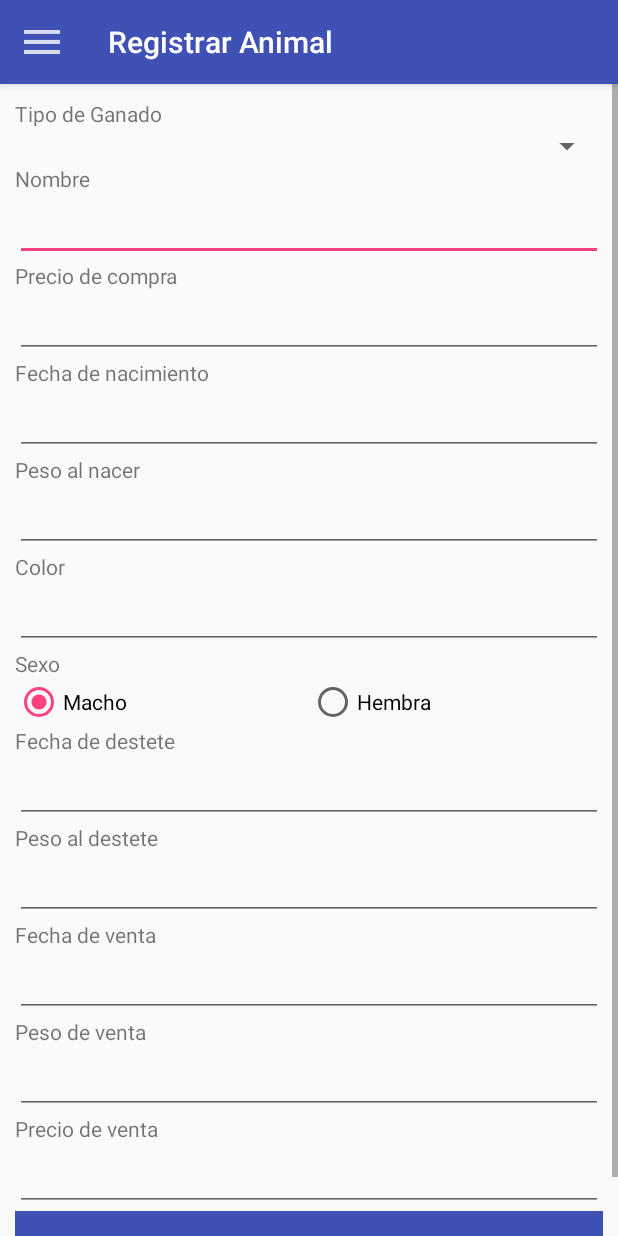
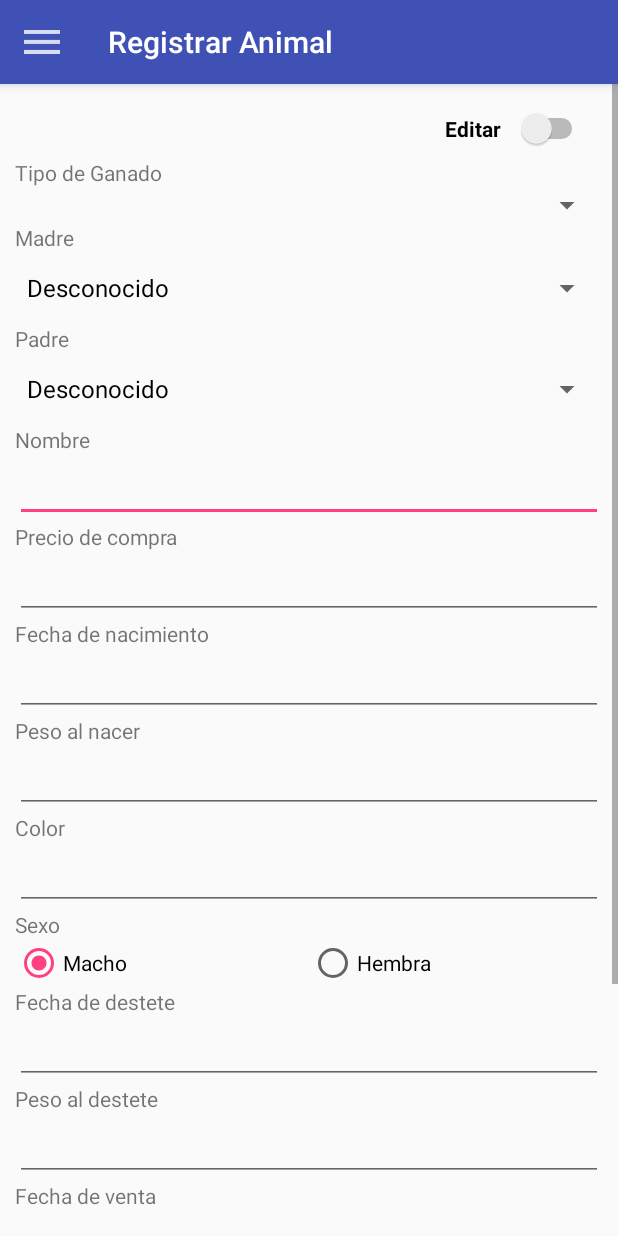
Before and after one commit to carlos-ruiz/cattle-control, an Android app: the screen it shows after launch (MainActivity), in the side drawer, after a tap on "Registrar Animal", on a phone screen of 412 x 824 dp. Run offline under Robolectric (Android 15) with nearby library versions, the phone set to English and light mode, and no system bars; libraries missing offline, so code that uses them is left out: net.danlew.android, org.greenrobot.greendao; 12 statements that could not run were skipped.

Commit message:
Edicion y alta de animales

```diff
--- a/app/src/main/AndroidManifest.xml
+++ b/app/src/main/AndroidManifest.xml
@@ -4,7 +4,7 @@
 
     <application
         android:name=".util.App"
-        android:allowBackup="true"
+        android:allowBackup="false"
         android:icon="@mipmap/ic_sheep"
         android:label="@string/app_name"
         android:roundIcon="@mipmap/ic_sheep_round"
--- a/app/src/main/java/com/cruiz90/controldeganado/fragments/AddAnimalFragment.java
+++ b/app/src/main/java/com/cruiz90/controldeganado/fragments/AddAnimalFragment.java
@@ -20,9 +20,11 @@ import android.widget.Toast;
 import com.cruiz90.controldeganado.R;
 import com.cruiz90.controldeganado.activities.MainActivity;
 import com.cruiz90.controldeganado.entities.Animal;
+import com.cruiz90.controldeganado.entities.AnimalDao;
 import com.cruiz90.controldeganado.entities.AnimalType;
 import com.cruiz90.controldeganado.util.DBConnection;
 
+import org.greenrobot.greendao.query.QueryBuilder;
 import org.joda.time.DateTime;
 
 import java.text.SimpleDateFormat;
@@ -39,6 +41,9 @@ public class AddAnimalFragment extends Fragment {
     private RadioButton rb_male;
     private Button b_save;
     private AnimalType selectedType;
+    private Animal selectedMother;
+    private Animal selectedFather;
+    private List<Animal> females, males;
 
     public AddAnimalFragment() {
         // Required empty public constructor
@@ -50,18 +55,78 @@ public class AddAnimalFragment extends Fragment {
                              Bundle savedInstanceState) {
         View root = inflater.inflate(R.layout.fragment_add_animal, container, false);
 
-        selectedType = null;
+        //Definiendo los valores a mostrar en el spinner
+        List<AnimalType> animalTypes = DBConnection.getInstance().loadAll(AnimalType.class);
+        selectedType = animalTypes.get(0);
+
+        //Animal temporal para madre o padre desconocidos
+        final Animal unknown = new Animal();
+        unknown.setName(getString(R.string.unknown));
+
+        females = getPossibleParents(false, selectedType);
+        females.add(0, unknown);
+
+        males = getPossibleParents(true, selectedType);
+        males.add(0, unknown);
 
         Spinner spinner = (Spinner) root.findViewById(R.id.s_animalType);
-        //Definiendo los valores a mostrar en el spinner
-        List<AnimalType> animalTypes = DBConnection.getInstance().loadAll(AnimalType.class);
-        ArrayAdapter<AnimalType> adapter = new ArrayAdapter<>(getActivity(), R.layout.support_simple_spinner_dropdown_item, animalTypes);
+
+        final ArrayAdapter<AnimalType> adapter = new ArrayAdapter<>(getActivity(), R.layout.support_simple_spinner_dropdown_item, animalTypes);
         adapter.setDropDownViewResource(R.layout.support_simple_spinner_dropdown_item);
         spinner.setAdapter(adapter);
+
+        //Spinner para obtener la madre
+        Spinner motherSpinner = (Spinner) root.findViewById(R.id.s_mother);
+
+        final ArrayAdapter<Animal> motherAdapter = new ArrayAdapter<>(getActivity(), R.layout.support_simple_spinner_dropdown_item, females);
+        motherAdapter.setDropDownViewResource(R.layout.support_simple_spinner_dropdown_item);
+        motherSpinner.setAdapter(motherAdapter);
+        motherSpinner.setOnItemSelectedListener(new AdapterView.OnItemSelectedListener() {
+            @Override
+            public void onItemSelected(AdapterView<?> parent, View view, int position, long id) {
+                selectedMother = (Animal) parent.getItemAtPosition(position);
+            }
+
+            @Override
+            public void onNothingSelected(AdapterView<?> parent) {
+
+            }
+        });
+
+        //Spinner para obtener el padre
+        Spinner fatherSpinner = (Spinner) root.findViewById(R.id.s_father);
+
+        final ArrayAdapter<Animal> fatherAdapter = new ArrayAdapter<>(getActivity(), R.layout.support_simple_spinner_dropdown_item, males);
+        fatherAdapter.setDropDownViewResource(R.layout.support_simple_spinner_dropdown_item);
+        fatherSpinner.setAdapter(fatherAdapter);
+        fatherSpinner.setOnItemSelectedListener(new AdapterView.OnItemSelectedListener() {
+            @Override
+            public void onItemSelected(AdapterView<?> parent, View view, int position, long id) {
+                selectedFather = (Animal) parent.getItemAtPosition(position);
+            }
+
+            @Override
+            public void onNothingSelected(AdapterView<?> parent) {
+
+            }
+        });
+
         spinner.setOnItemSelectedListener(new AdapterView.OnItemSelectedListener() {
             @Override
             public void onItemSelected(AdapterView<?> parent, View view, int position, long id) {
                 selectedType = (AnimalType) parent.getItemAtPosition(position);
+                females.clear();
+                females.add(unknown);
+                for (Animal a : getPossibleParents(false, selectedType)) {
+                    females.add(a);
+                }
+                motherAdapter.notifyDataSetChanged();
+                males.clear();
+                males.add(unknown);
+                for (Animal a : getPossibleParents(true, selectedType)) {
+                    males.add(a);
+                }
+                fatherAdapter.notifyDataSetChanged();
             }
 
             @Override
@@ -127,7 +192,13 @@ public class AddAnimalFragment extends Fragment {
                 if (errors.length() > 0) {
                     Toast.makeText(getContext(), errors, Toast.LENGTH_SHORT).show();
                 } else {
-                    Animal animal = new Animal(selectedType, name, buyPrice, birthDate, birthWeight, color, isMale, weaningDate, weaningWeight, soldDate, soldWeight, soldPrice);
+                    if (selectedFather.getName().equals(getString(R.string.unknown))) {
+                        selectedFather = null;
+                    }
+                    if (selectedMother.getName().equals(getString(R.string.unknown))) {
+                        selectedMother = null;
+                    }
+                    Animal animal = new Animal(selectedType, name, buyPrice, birthDate, birthWeight, color, isMale, weaningDate, weaningWeight, soldDate, soldWeight, soldPrice, selectedMother, selectedFather);
                     DBConnection.getInstance().insert(animal);
                     Toast.makeText(getContext(), getString(R.string.msgAnimalSaved), Toast.LENGTH_SHORT).show();
                     Intent intent = new Intent(getActivity(), MainActivity.class);
@@ -166,4 +237,11 @@ public class AddAnimalFragment extends Fragment {
         };
     }
 
+    private List<Animal> getPossibleParents(boolean isMale, AnimalType animalType) {
+        QueryBuilder<Animal> queryBuilder = DBConnection.getInstance().queryBuilder(Animal.class);
+        queryBuilder.where(AnimalDao.Properties.IsMale.eq(isMale), AnimalDao.Properties.AnimalTypeId.eq(animalType.getAnimalTypeId()));
+        queryBuilder.orderDesc(AnimalDao.Properties.Bithdate);
+        return queryBuilder.list();
+    }
+
 }
--- a/app/src/main/java/com/cruiz90/controldeganado/fragments/ListAnimalsFragment.java
+++ b/app/src/main/java/com/cruiz90/controldeganado/fragments/ListAnimalsFragment.java
@@ -8,7 +8,6 @@ import android.view.View;
 import android.view.ViewGroup;
 import android.widget.AdapterView;
 import android.widget.ListView;
-import android.widget.Toast;
 
 import com.cruiz90.controldeganado.R;
 import com.cruiz90.controldeganado.adapters.AnimalsListAdapter;
@@ -41,7 +40,8 @@ public class ListAnimalsFragment extends Fragment {
         listView.setOnItemClickListener(new AdapterView.OnItemClickListener() {
             @Override
             public void onItemClick(AdapterView<?> parent, View view, int position, long id) {
-                Toast.makeText(getContext(), animals.get(position).getName(), Toast.LENGTH_SHORT).show();
+                Fragment fragment = DetailsAnimalFragment.newInstance(animals.get(position).getAnimalId());
+                getFragmentManager().beginTransaction().replace(R.id.content_frame,fragment).commit();
             }
         });
         return root;
--- a/app/src/main/res/layout/fragment_add_animal.xml
+++ b/app/src/main/res/layout/fragment_add_animal.xml
@@ -15,6 +15,16 @@
             android:padding="10dp"
             android:orientation="vertical">
 
+            <Switch
+                android:id="@+id/s_edit"
+                android:layout_width="wrap_content"
+                android:layout_height="wrap_content"
+                android:layout_gravity="right"
+                android:padding="10dp"
+                android:switchPadding="@dimen/switch_padding"
+                android:text="@string/edit"
+                android:textStyle="bold"/>
+
             <TextView
                 android:layout_width="match_parent"
                 android:layout_height="wrap_content"
@@ -22,6 +32,26 @@
 
             <Spinner
                 android:id="@+id/s_animalType"
+                android:layout_width="match_parent"
+                android:layout_height="wrap_content" />
+
+            <TextView
+                android:layout_width="match_parent"
+                android:layout_height="wrap_content"
+                android:text="@string/mother" />
+
+            <Spinner
+                android:id="@+id/s_mother"
+                android:layout_width="match_parent"
+                android:layout_height="wrap_content" />
+
+            <TextView
+                android:layout_width="match_parent"
+                android:layout_height="wrap_content"
+                android:text="@string/father" />
+
+            <Spinner
+                android:id="@+id/s_father"
                 android:layout_width="match_parent"
                 android:layout_height="wrap_content" />
 
@@ -187,6 +217,15 @@
                 android:background="@color/colorPrimary"
                 android:textColor="#FFF"
                 android:text="@string/save" />
+
+            <Button
+                android:id="@+id/b_edit"
+                android:layout_width="match_parent"
+                android:layout_height="wrap_content"
+                android:background="@color/colorPrimary"
+                android:textColor="#FFF"
+                android:visibility="gone"
+                android:text="@string/save_changes" />
         </LinearLayout>
 
     </FrameLayout>
--- /dev/null
+++ b/app/src/main/res/values/dimen.xml
@@ -0,0 +1,4 @@
+<?xml version="1.0" encoding="utf-8"?>
+<resources>
+    <dimen name="switch_padding">10dp</dimen>
+</resources>
--- a/app/src/main/res/values/strings.xml
+++ b/app/src/main/res/values/strings.xml
@@ -39,5 +39,12 @@
     <string name="errorNullName">Escriba el nombre del animal</string>
     <string name="errorNullColor">Escriba el color del animal</string>
     <string name="msgAnimalSaved">Animal guardado correctamente</string>
+    <string name="mother">Madre</string>
+    <string name="father">Padre</string>
+    <string name="unknown">Desconocido</string>
+
+    <string name="edit">Editar</string>
+    <string name="save_changes">Guardar cambios</string>
+    <string name="msgChangesSaved">Cambios guardados correctamente</string>
     <!--END ADD ANIMAL-->
 </resources>
```
Also changed, not shown: app/src/main/java/com/cruiz90/controldeganado/activities/MainActivity.java (+5 -5 lines), app/src/main/java/com/cruiz90/controldeganado/adapters/ParentAdapter.java (added, +52 -0 lines), app/src/main/java/com/cruiz90/controldeganado/entities/Animal.java (+98 -47 lines), app/src/main/java/com/cruiz90/controldeganado/fragments/DetailsAnimalFragment.java (added, +369 -0 lines), 1 other file.
